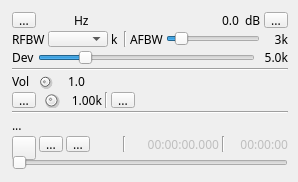
First picture: the form in plugins/channeltx/modnfm/nfmmodgui.ui, repository f4exb/sdrangel, before the edit.
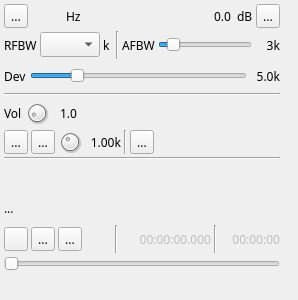
Second picture: the form after the edit. Icons and pictures are not drawn. Custom widgets are drawn as their Qt base class.

Commit message: NFM Modulator: added CW keyer

```diff
--- a/plugins/channeltx/modnfm/nfmmodgui.ui
+++ b/plugins/channeltx/modnfm/nfmmodgui.ui
@@ -7,7 +7,7 @@
     <x>0</x>
     <y>0</y>
     <width>298</width>
-    <height>182</height>
+    <height>300</height>
    </rect>
   </property>
   <property name="sizePolicy">
@@ -37,10 +37,10 @@
   <widget class="QWidget" name="settingsContainer" native="true">
    <property name="geometry">
     <rect>
-     <x>10</x>
-     <y>10</y>
+     <x>2</x>
+     <y>2</y>
      <width>280</width>
-     <height>161</height>
+     <height>271</height>
     </rect>
    </property>
    <property name="minimumSize">
@@ -417,6 +417,20 @@
         </property>
        </widget>
       </item>
+      <item>
+       <widget class="ButtonSwitch" name="morseKeyer">
+        <property name="toolTip">
+         <string>Morse keyer at tone frequency</string>
+        </property>
+        <property name="text">
+         <string>...</string>
+        </property>
+        <property name="icon">
+         <iconset resource="../../../sdrbase/resources/res.qrc">
+          <normaloff>:/morsekey.png</normaloff>:/morsekey.png</iconset>
+        </property>
+       </widget>
+      </item>
       <item>
        <widget class="QDial" name="toneFrequency">
         <property name="maximumSize">
@@ -507,6 +521,13 @@
       </property>
      </widget>
     </item>
+    <item>
+     <layout class="QHBoxLayout" name="cwKeyerLayout">
+      <item>
+       <widget class="CWKeyerGUI" name="cwKeyerGUI" native="true"/>
+      </item>
+     </layout>
+    </item>
     <item>
      <layout class="QHBoxLayout" name="fileNameLayout">
       <item>
@@ -697,6 +718,12 @@
    <header>gui/levelmeter.h</header>
    <container>1</container>
   </customwidget>
+  <customwidget>
+   <class>CWKeyerGUI</class>
+   <extends>QWidget</extends>
+   <header>gui/cwkeyergui.h</header>
+   <container>1</container>
+  </customwidget>
  </customwidgets>
  <resources>
   <include location="../../../sdrbase/resources/res.qrc"/>
```
The commit also changes 6 other files.
